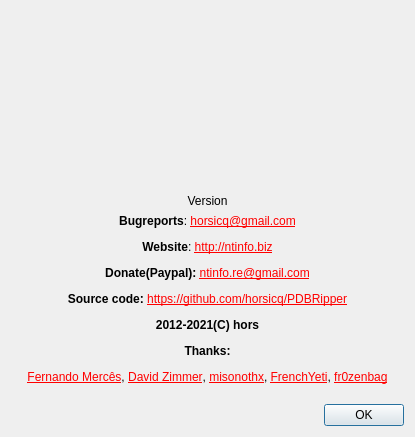
First picture: the form in gui_source/dialogabout.ui, repository horsicq/PDBRipper, before the edit.
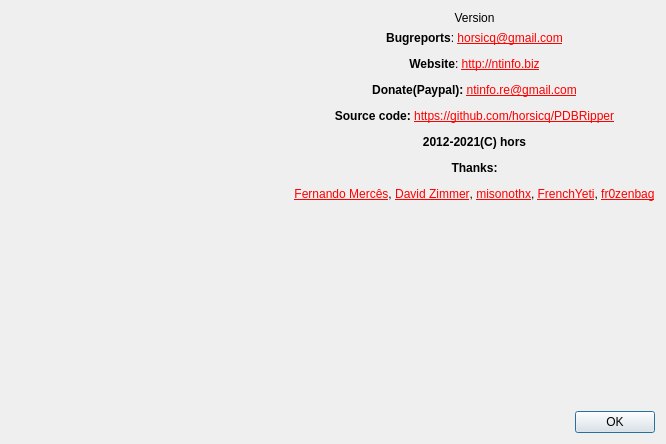
Second picture: the form after the edit.

What changed in the file:
```diff
--- a/gui_source/dialogabout.ui
+++ b/gui_source/dialogabout.ui
@@ -9,8 +9,8 @@
    <rect>
     <x>0</x>
     <y>0</y>
-    <width>415</width>
-    <height>437</height>
+    <width>666</width>
+    <height>444</height>
    </rect>
   </property>
   <property name="windowTitle">
@@ -19,21 +19,11 @@
   <property name="modal">
    <bool>true</bool>
   </property>
-  <layout class="QVBoxLayout" name="verticalLayout">
+  <layout class="QVBoxLayout" name="verticalLayout_2">
+   <item>
+    <layout class="QHBoxLayout" name="horizontalLayout_2">
    <item>
     <widget class="QLabel" name="labelLogo">
-     <property name="minimumSize">
-      <size>
-       <width>314</width>
-       <height>177</height>
-      </size>
-     </property>
-     <property name="maximumSize">
-      <size>
-       <width>314</width>
-       <height>177</height>
-      </size>
-     </property>
      <property name="frameShape">
       <enum>QFrame::NoFrame</enum>
      </property>
@@ -49,6 +39,8 @@
     </widget>
    </item>
    <item>
+      <layout class="QVBoxLayout" name="verticalLayout">
+       <item>
     <widget class="QLabel" name="labelVersion">
      <property name="text">
       <string>Version</string>
@@ -67,6 +59,23 @@
       <bool>true</bool>
      </property>
     </widget>
+       </item>
+       <item>
+        <spacer name="verticalSpacer_2">
+         <property name="orientation">
+          <enum>Qt::Vertical</enum>
+         </property>
+         <property name="sizeHint" stdset="0">
+          <size>
+           <width>20</width>
+           <height>40</height>
+          </size>
+         </property>
+        </spacer>
+       </item>
+      </layout>
+     </item>
+    </layout>
    </item>
    <item>
     <spacer name="verticalSpacer">
```
Lines whose indentation alone changed are shown as unchanged.
